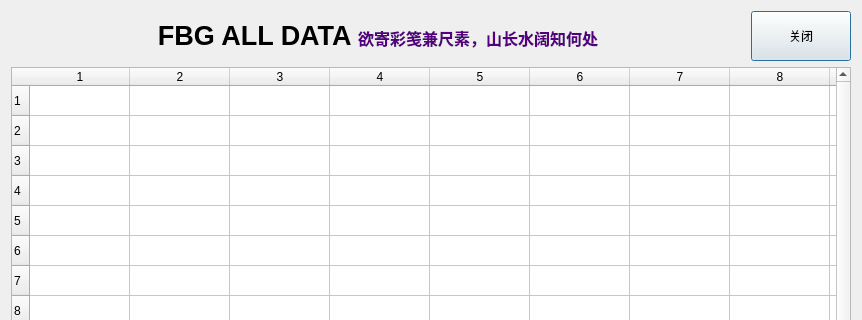
Before: the Qt Designer form fbgalldataui.ui in AegonTangeryen/CPSforYou, drawn with Qt 5; both pictures show x 0 to 862 and y 0 to 320 of the 862 by 621 pixel window.
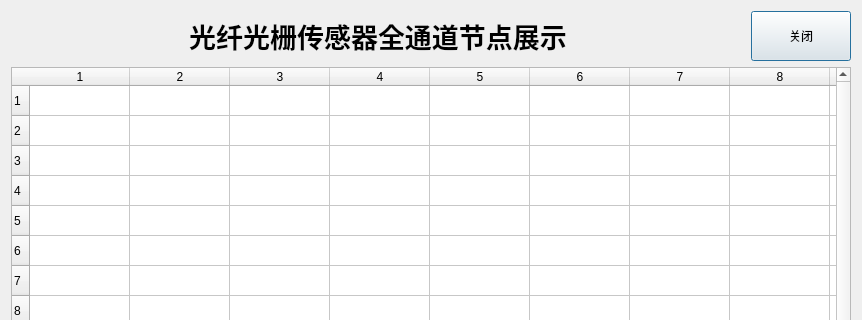
After: the same form once the commit is applied.

The edit to the form file:
```diff
--- a/fbgalldataui.ui
+++ b/fbgalldataui.ui
@@ -31,7 +31,7 @@
         <string notr="true">font: 9pt &quot;楷体&quot;;</string>
        </property>
        <property name="text">
-        <string>&lt;html&gt;&lt;head/&gt;&lt;body&gt;&lt;p align=&quot;center&quot;&gt;&lt;span style=&quot; font-size:20pt; font-weight:600;&quot;&gt;FBG ALL DATA &lt;/span&gt;&lt;span style=&quot; font-size:12pt; font-weight:600; color:#55007f;&quot;&gt;欲寄彩笺兼尺素，山长水阔知何处&lt;/span&gt;&lt;/p&gt;&lt;/body&gt;&lt;/html&gt;</string>
+        <string>&lt;html&gt;&lt;head/&gt;&lt;body&gt;&lt;p align=&quot;center&quot;&gt;&lt;span style=&quot; font-size:20pt; font-weight:600;&quot;&gt;光纤光栅传感器全通道节点展示&lt;/span&gt;&lt;/p&gt;&lt;/body&gt;&lt;/html&gt;</string>
        </property>
       </widget>
      </item>
```
